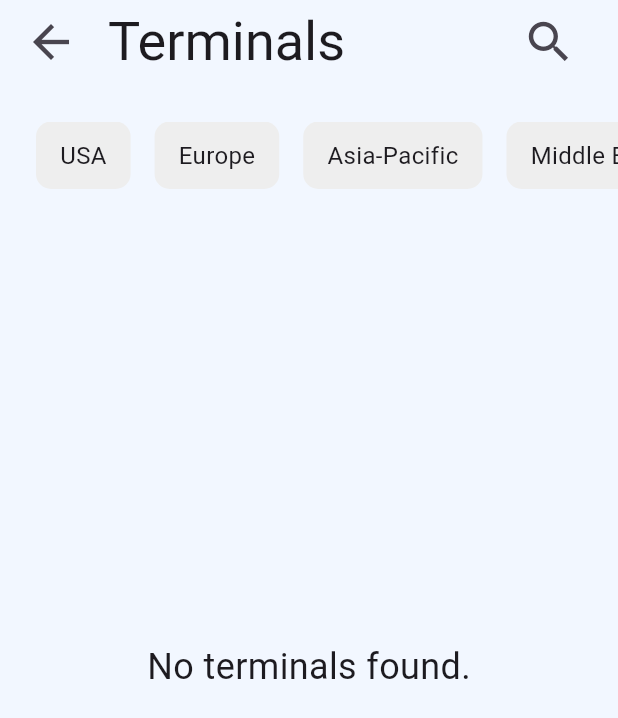
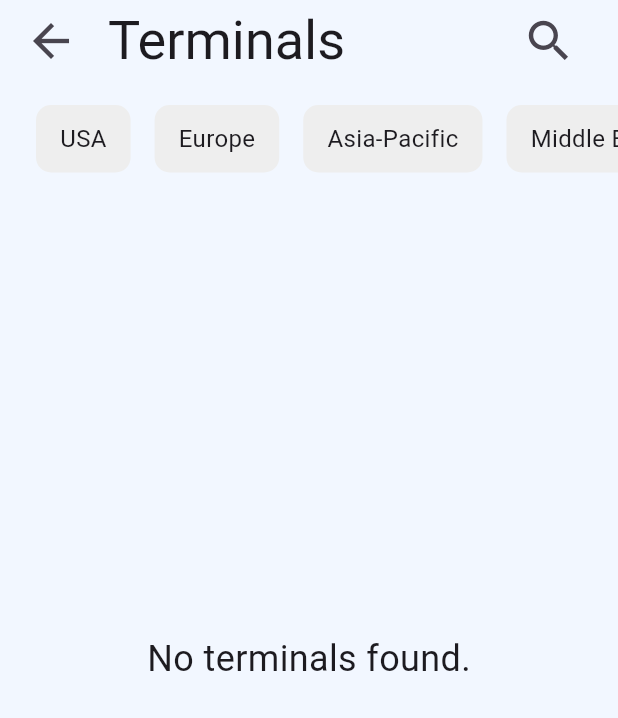
Before and after one commit to alexchristy/SSA-App, a Flutter app: the TerminalsList screen opened directly, on a phone screen of 412 x 824 dp. Shown: the top 718 px of the screen. Run offline on Flutter 3.47's test engine with Material 3 defaults, Android fonts, the phone set to English and light mode, and no system bars; our stand-ins replace cloud_firestore, dio, firebase_core, flutter_cache_manager, flutter_svg, permission_handler; missing offline and left inert: flutter_pdfview; accounts and stored records are empty.

Commit message:
Add test for appbar height. Always 54 pixels now

```diff
--- a/ssa_app/lib/screens/terminal-list/terminal_list_screen.dart
+++ b/ssa_app/lib/screens/terminal-list/terminal_list_screen.dart
@@ -85,7 +85,6 @@ class _TerminalsListState extends State<TerminalsList> {
   @override
   Widget build(BuildContext context) {
     final double screenWidth = MediaQuery.of(context).size.width;
-    final double screenHeight = MediaQuery.of(context).size.height;
     final double tileWidth = getTileWidth(screenWidth);
     final double tileHeight =
         getTileHeight(MediaQuery.of(context).size.shortestSide);
@@ -94,8 +93,7 @@ class _TerminalsListState extends State<TerminalsList> {
     final double topFilterPadding = (0.8 * listEdgePadding).floorToDouble();
 
     return Scaffold(
-      appBar: buildAppBar(context,
-          screenHeight: screenHeight, edgePadding: listEdgePadding),
+      appBar: buildAppBar(context, edgePadding: listEdgePadding),
       body: Stack(
         children: [
           buildList(
@@ -152,15 +150,9 @@ class _TerminalsListState extends State<TerminalsList> {
     );
   }
 
-  PreferredSize buildAppBar(BuildContext context,
-      {double screenHeight = 0.0, double edgePadding = 8.0}) {
+  PreferredSize buildAppBar(BuildContext context, {double edgePadding = 8.0}) {
     // Calculate the app bar height with consideration for the icon size and padding
-    double baseAppBarHeight =
-        54.0; // Minimum height based on icon size and padding
-    double calculatedAppBarHeight = (screenHeight * 0.08).floorToDouble();
-    double appBarHeight = calculatedAppBarHeight > baseAppBarHeight
-        ? calculatedAppBarHeight
-        : baseAppBarHeight;
+    double baseAppBarHeight = 54.0;
 
     // Customizing the AppBar theme locally
     final appBarTheme = Theme.of(context).appBarTheme.copyWith(
@@ -174,7 +166,7 @@ class _TerminalsListState extends State<TerminalsList> {
         );
 
     return PreferredSize(
-        preferredSize: Size.fromHeight(appBarHeight),
+        preferredSize: Size.fromHeight(baseAppBarHeight),
         child: AppBar(
           backgroundColor: AppColors.ghostWhite,
           title: const Text("Terminals", style: TextStyle(fontSize: 36.0)),
```
Also changed, not shown: 1 other file.
